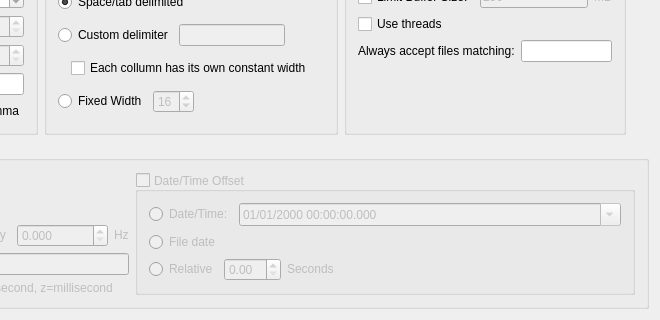
This is src/datasources/ascii/asciiconfig.ui in Kst-plot/kst as Qt 5 draws it before an edit; both pictures show x 296 to 956 and y 219 to 539 of the 956 by 539 pixel window. The edited form follows.
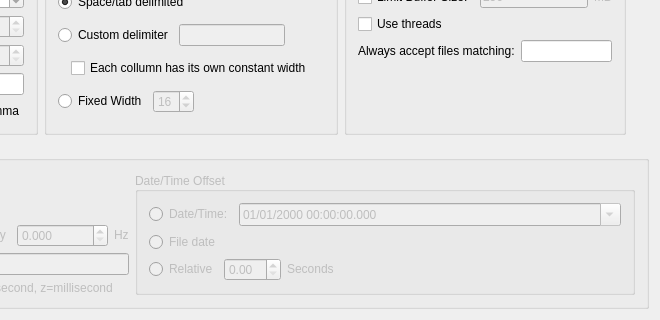
This is the edited form.

Commit message:
Configuration dialog mostly works, with these exceptions:
-Preview first 100 lines ins not enabled yet.
-I don't know what 'Always accept files matching' is supposed to do, and
I don't know if it does it.
-File date, at least under linux, is suspect.  What we probably want is
file creation date/time, but that doesn't seem to (necessarily) exist.
What do we want to do here?

Patch:
```diff
--- a/src/datasources/ascii/asciiconfig.ui
+++ b/src/datasources/ascii/asciiconfig.ui
@@ -679,12 +679,6 @@
         <property name="alignment">
          <set>Qt::AlignLeading|Qt::AlignLeft|Qt::AlignVCenter</set>
         </property>
-        <property name="checkable">
-         <bool>true</bool>
-        </property>
-        <property name="checked">
-         <bool>false</bool>
-        </property>
         <layout class="QVBoxLayout" name="verticalLayout_2">
          <item>
           <layout class="QHBoxLayout" name="horizontalLayout_3">
```
Left out of the diff: 3 changed lines with no effect on the pictures. The commit also changes 6 other files.
